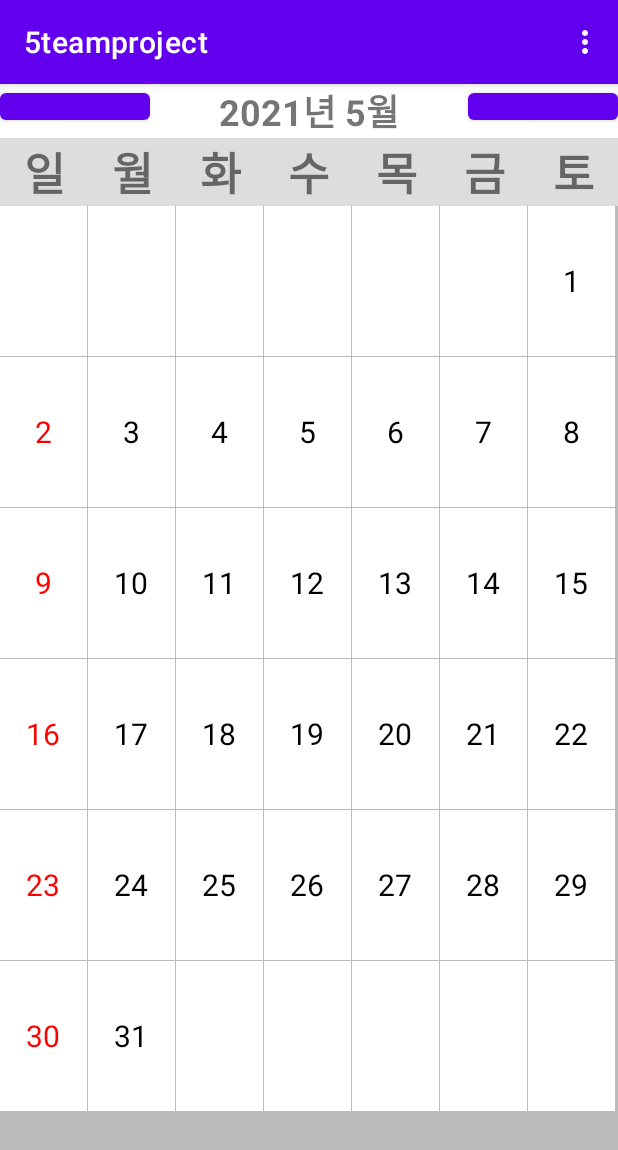
After one commit to leejunho0626/Team5, an Android app: the CalendarActivity screen opened directly, with no data from a screen before it, on a phone screen of 412 x 824 dp. The commit adds this screen. Shown: the top 1150 px of the screen. Run offline under Robolectric (Android 15) with nearby library versions, the phone set to English and light mode, and no system bars.

Commit message:
메인화면(달력),메뉴바,BGM기능 추가

```diff
--- a/5teamproject/app/build.gradle
+++ b/5teamproject/app/build.gradle
@@ -38,6 +38,8 @@ dependencies {
     implementation 'com.google.firebase:firebase-analytics'
     implementation 'com.google.firebase:firebase-database:19.2.1'
     implementation 'com.google.firebase:firebase-auth'
+    implementation 'com.squareup.picasso:picasso:2.71828'
+    implementation 'com.google.firebase:firebase-storage:20.0.0'
     testImplementation 'junit:junit:4.+'
     androidTestImplementation 'androidx.test.ext:junit:1.1.2'
     androidTestImplementation 'androidx.test.espresso:espresso-core:3.3.0'
--- /dev/null
+++ b/5teamproject/app/src/main/java/com/example/a5teamproject/CalendarActivity.java
@@ -0,0 +1,127 @@
+package com.example.a5teamproject;
+
+import android.content.DialogInterface;
+import android.content.Intent;
+import android.os.Bundle;
+import android.util.Log;
+import android.view.Menu;
+import android.view.MenuInflater;
+import android.view.MenuItem;
+import android.view.View;
+import android.widget.AdapterView;
+import android.widget.Button;
+import android.widget.GridView;
+import android.widget.ImageView;
+import android.widget.TextView;
+import android.widget.Toast;
+import androidx.appcompat.app.AlertDialog;
+import androidx.appcompat.app.AppCompatActivity;
+
+
+public class CalendarActivity extends AppCompatActivity {
+
+    GridView gridView;
+    TextView textView;
+    GridAdapter adt;
+
+    @Override
+    protected void onCreate(Bundle savedInstanceState) {
+        super.onCreate(savedInstanceState);
+        setContentView(R.layout.activity_calview);
+
+
+        gridView = findViewById(R.id.gridView); //그리드뷰 객체 참조
+        adt = new GridAdapter(this); //어댑터 객체 생성
+        gridView.setAdapter(adt); //그리드뷰에 어댑터 설정
+        textView = findViewById(R.id.monthText);
+        setMonthText();//년,월 표시
+
+        Button previous = findViewById(R.id.previous);
+        Button next = findViewById(R.id.next);
+
+        Button monthPrevious = findViewById(R.id.previous);
+        Button monthNext = findViewById(R.id.next);
+
+        // 뒤로가기 버튼
+        monthPrevious.setOnClickListener(new View.OnClickListener() {
+            @Override
+            public void onClick(View v) {
+                adt.setPreviousMonth();
+                adt.notifyDataSetChanged();
+                setMonthText();
+            }
+        });
+
+        // 앞으로 가기 버튼
+        monthNext.setOnClickListener(new View.OnClickListener() {
+            @Override
+            public void onClick(View v) {
+                adt.setNextMonth();
+                adt.notifyDataSetChanged();
+                setMonthText();
+            }
+        });
+        AlertDialog.Builder oDialog = new AlertDialog.Builder(this, android.R.style.Theme_DeviceDefault_Light_Dialog);
+        //날짜 선택
+        gridView.setOnItemClickListener(new AdapterView.OnItemClickListener() {
+            @Override
+            public void onItemClick(AdapterView<?> adapterView, View view, int i, long l) {
+                Toast.makeText(CalendarActivity.this,"클릭 성공", Toast.LENGTH_SHORT).show();
+                oDialog.setMessage("갤러리로 이동하시겠습니까?")
+                        .setTitle("사진 선택")
+                        .setPositiveButton("아니오", new DialogInterface.OnClickListener()
+                        {
+                            @Override
+                            public void onClick(DialogInterface dialog, int which)
+                            {
+                                Log.i("Dialog", "취소");
+                                Toast.makeText(getApplicationContext(), "취소", Toast.LENGTH_LONG).show();
+                            }
+                        })
+                        .setNeutralButton("예", new DialogInterface.OnClickListener()
+                        {
+                            public void onClick(DialogInterface dialog, int which)
+                            {
+                                Intent intent= new Intent(Intent.ACTION_PICK);
+                                intent.setType("image/*");
+                                startActivityForResult(intent,10);
+                            }
+                        })
+                        .setCancelable(false) // 백버튼으로 팝업창 종료 방지
+                        .show();
+            }
+        });
+
+    }
+
+    //메뉴바 설정
+    @Override
+    public boolean onCreateOptionsMenu(Menu menu) {
+        MenuInflater menuInflater = getMenuInflater();
+        menuInflater.inflate(R.menu.menu, menu);
+        return true;
+    }
+    @Override
+    public boolean onOptionsItemSelected(MenuItem item) {
+        switch (item.getItemId()) {
+            case R.id.favorites:
+                Toast.makeText(getApplicationContext(), "즐겨찾기 버튼 클릭됨", Toast.LENGTH_LONG).show();
+                return true;
+            case R.id.weather:
+                Toast.makeText(getApplicationContext(), "날씨 정보 버튼 클릭됨", Toast.LENGTH_LONG).show();
+                return true;
+            case R.id.bgm:
+                Toast.makeText(getApplicationContext(), "BGM 버튼 클릭됨", Toast.LENGTH_LONG).show();
+                Intent intent = new Intent(CalendarActivity.this, Bgm.class);
+                startActivity(intent);
+                return true;
+        }
+        return true;
+    }
+    //년,월 표시
+    public void setMonthText(){
+        int curYear = adt.getCurYear();
+        int curMonth = adt.getCurMonth();
+        textView.setText(curYear+"년 "+(curMonth+1)+"월");
+    }
+}
--- /dev/null
+++ b/5teamproject/app/src/main/java/com/example/a5teamproject/GridAdapter.java
@@ -0,0 +1,101 @@
+package com.example.a5teamproject;
+
+import android.content.Context;
+import android.graphics.Color;
+import android.view.View;
+import android.view.ViewGroup;
+import android.widget.BaseAdapter;
+import android.widget.GridView;
+import java.util.Calendar;
+
+public class GridAdapter extends BaseAdapter {
+    Calendar cal;
+    Context context;
+    GridItem[] items;
+    int curYear;
+    int curMonth;
+
+    GridAdapter(Context ct){
+        super();
+        context = ct;
+        init();
+    }
+
+    public void init(){
+        cal = Calendar.getInstance(); //Calendar 객체 가져오기
+        items = new GridItem[7*6]; //아이템 크기 결정
+
+        calculate();//날짜 계산해서 items[] 배열 값 설정
+    }
+
+    //날짜 계산 (외부코드 참고)
+    public void calculate(){
+        for(int i=0; i<items.length; i++){ //items[] 모든 값 0으로 초기화
+            items[i] = new GridItem(0);
+        }
+
+        cal.set(Calendar.DAY_OF_MONTH, 1); //1일로 설정
+
+        int startDay = cal.get(Calendar.DAY_OF_WEEK); //현재 달 1일의 요일 (1: 일요일,  7: 토요일)
+        int lastDay = cal.getActualMaximum(Calendar.DATE); //달의 마지막 날짜
+
+        int cnt = 1;
+        for(int i=startDay-1; i<startDay-1+lastDay; i++){ //1일의 요일에 따라 시작위치 다르고 마지막 날짜까지 값 지정
+            items[i] = new GridItem(cnt);
+            cnt++;
+        }
+
+        curYear = cal.get(Calendar.YEAR);
+        curMonth = cal.get(Calendar.MONTH);
+    }
+
+    public void setPreviousMonth(){ //한 달 앞으로 가고 다시 계산
+        cal.add(Calendar.MONTH, -1);
+        calculate();
+    }
+
+    public void setNextMonth(){
+        cal.add(Calendar.MONTH, 1); //한 달 뒤로가고 다시 계산
+        calculate();
+    }
+
+    @Override
+    public int getCount() {
+        return items.length;
+    }
+
+    @Override
+    public View getView(int position, View convertView, ViewGroup parent) {
+        GridItemView view = new GridItemView(context);
+        GridItem item = items[position];
+        view.setItem(item); //날짜 값이 0이면 ""으로, 아니면 날짜값으로 TextView의 Text 지정
+
+        if(position%7==0){ //일요일은 날짜 색 빨간색으로
+            view.setTextColor(Color.RED);
+        }
+
+        GridView.LayoutParams params = new GridView.LayoutParams( GridView.LayoutParams.MATCH_PARENT,150);
+        view.setLayoutParams(params);
+
+        return view;
+    }
+
+    @Override
+    public Object getItem(int position) {
+        return items[position];
+    }
+
+    @Override
+    public long getItemId(int position) {
+        return 0;
+    }
+
+    public int getCurYear(){
+        return curYear;
+    }
+
+    public int getCurMonth(){
+        return curMonth;
+    }
+
+}
--- /dev/null
+++ b/5teamproject/app/src/main/java/com/example/a5teamproject/GridItem.java
@@ -0,0 +1,17 @@
+package com.example.a5teamproject;
+
+public class GridItem {
+
+    private int day;
+
+
+    GridItem(int day){
+        this.day = day;
+    }
+
+    public int getDay(){
+        return day;
+    }
+
+
+}
--- /dev/null
+++ b/5teamproject/app/src/main/java/com/example/a5teamproject/GridItemView.java
@@ -0,0 +1,40 @@
+package com.example.a5teamproject;
+
+import android.content.Context;
+import android.graphics.Color;
+import android.view.Gravity;
+import android.view.LayoutInflater;
+import androidx.appcompat.widget.AppCompatTextView;
+
+public class GridItemView extends AppCompatTextView {
+
+    private GridItem item;
+
+    public GridItemView(Context context){
+        super(context);
+        init(context);
+    }
+
+    private void init(Context context){
+        LayoutInflater inflater = (LayoutInflater) context.getSystemService(Context.LAYOUT_INFLATER_SERVICE);
+        setBackgroundColor(Color.WHITE);
+    }
+
+    public GridItem getItem(){
+        return item;
+    }
+
+    public void setItem(GridItem item){
+        this.item = item;
+
+        int day = item.getDay();
+        if (day != 0) {
+            setText(String.valueOf(day));
+            setGravity(Gravity.CENTER);
+            setTextColor(Color.BLACK);
+            setTextSize(20);
+        }else{
+            setText("");
+        }
+    }
+}
--- a/5teamproject/app/src/main/java/com/example/a5teamproject/MainActivity.java
+++ b/5teamproject/app/src/main/java/com/example/a5teamproject/MainActivity.java
@@ -61,7 +61,7 @@ public class MainActivity extends AppCompatActivity {
                     public void onDataChange(@NonNull DataSnapshot snapshot) {
                         User user = snapshot.child(login_id.getText().toString()).getValue(User.class);
                         if(user.getPassword().equals(login_password.getText().toString())){
-                            Intent intent = new Intent(MainActivity.this, Calendar.class);
+                            Intent intent = new Intent(MainActivity.this, CalendarActivity.class);
                             Toast.makeText(MainActivity.this, "로그인을 성공했습니다.", Toast.LENGTH_SHORT).show();
                             startActivity(intent);
                         }else{
--- a/5teamproject/app/src/main/java/com/example/a5teamproject/User.java
+++ b/5teamproject/app/src/main/java/com/example/a5teamproject/User.java
@@ -21,6 +21,7 @@ public class User {
         this.name = name;
         this.birth = birth;
     }
+
     public String getID() {
         return id;
     }
--- /dev/null
+++ b/5teamproject/app/src/main/res/layout/activity_calview.xml
@@ -0,0 +1,124 @@
+<?xml version="1.0" encoding="utf-8"?>
+<LinearLayout
+    xmlns:android="http://schemas.android.com/apk/res/android"
+    xmlns:tools="http://schemas.android.com/tools"
+    android:layout_width="match_parent"
+    android:layout_height="match_parent"
+    android:orientation="vertical">
+
+    <RelativeLayout
+        android:layout_width="match_parent"
+        android:layout_height="wrap_content"
+        android:background="#ffffffff">
+
+        <Button
+            android:id="@+id/previous"
+            android:layout_width="100dp"
+            android:layout_height="30dp"
+            android:gravity="center_horizontal"
+            android:layout_alignParentLeft="true"/>
+
+
+        <TextView
+            android:id="@+id/monthText"
+            android:layout_width="200dp"
+            android:layout_height="wrap_content"
+            android:text="MonthView"
+            android:textSize="24dp"
+            android:textStyle="bold"
+            android:gravity="center_horizontal"
+            android:layout_centerInParent="true"/>
+
+        <Button
+            android:id="@+id/next"
+            android:layout_width="100dp"
+            android:layout_height="30dp"
+            android:gravity="center_horizontal"
+            android:layout_alignParentRight="true"/>
+
+    </RelativeLayout>
+
+    <LinearLayout
+        android:layout_width="match_parent"
+        android:layout_height="wrap_content"
+        android:orientation="horizontal"
+        android:background="#22000000">
+        <TextView
+            android:layout_width="0dp"
+            android:layout_height="wrap_content"
+            android:layout_weight="1"
+            android:text="일"
+            android:textSize="30dp"
+            android:textStyle="bold"
+            android:gravity="center_horizontal"/>
+
+        <TextView
+            android:layout_width="0dp"
+            android:layout_height="wrap_content"
+            android:layout_weight="1"
+            android:text="월"
+            android:textSize="30dp"
+            android:textStyle="bold"
+            android:gravity="center_horizontal"/>
+
+        <TextView
+            android:layout_width="0dp"
+            android:layout_height="wrap_content"
+            android:layout_weight="1"
+            android:text="화"
+            android:textSize="30dp"
+            android:textStyle="bold"
+            android:gravity="center_horizontal"/>
+
+        <TextView
+            android:layout_width="0dp"
+            android:layout_height="wrap_content"
+            android:layout_weight="1"
+            android:text="수"
+            android:textSize="30dp"
+            android:textStyle="bold"
+            android:gravity="center_horizontal"/>
+
+        <TextView
+            android:layout_width="0dp"
+            android:layout_height="wrap_content"
+            android:layout_weight="1"
+            android:text="목"
+            android:textSize="30dp"
+            android:textStyle="bold"
+            android:gravity="center_horizontal"/>
+
+        <TextView
+            android:layout_width="0dp"
+            android:layout_height="wrap_content"
+            android:layout_weight="1"
+            android:text="금"
+            android:textSize="30dp"
+            android:textStyle="bold"
+            android:gravity="center_horizontal"/>
+
+        <TextView
+            android:layout_width="0dp"
+            android:layout_height="wrap_content"
+            android:layout_weight="1"
+            android:text="토"
+            android:textSize="30dp"
+            android:textStyle="bold"
+            android:gravity="center_horizontal"/>
+    </LinearLayout>
+    <GridView
+        android:id="@+id/gridView"
+        android:layout_width="match_parent"
+        android:layout_height="match_parent"
+        android:numColumns="7"
+        android:stretchMode="columnWidth"
+        android:horizontalSpacing="1dp"
+        android:verticalSpacing="1dp"
+        android:background="#ffbbbbbb">
+
+
+    </GridView>
+
+
+
+</LinearLayout>
--- /dev/null
+++ b/5teamproject/app/src/main/res/menu/menu.xml
@@ -0,0 +1,17 @@
+<?xml version="1.0" encoding="utf-8"?>
+<menu xmlns:android="http://schemas.android.com/apk/res/android"
+    xmlns:app="http://schemas.android.com/apk/res-auto"
+    >
+    <item android:id="@+id/favorites"
+        android:title="즐겨찾기"
+        app:showAsAction="never"/>
+
+    <item android:id="@+id/weather"
+        android:title="날씨 정보"
+        app:showAsAction="never"/>
+
+    <item android:id="@+id/bgm"
+        android:title="BGM"
+        app:showAsAction="never"/>
+
+</menu>
--- a/5teamproject/app/src/main/res/values-night/themes.xml
+++ /dev/null
@@ -1,16 +0,0 @@
-<resources xmlns:tools="http://schemas.android.com/tools">
-    <!-- Base application theme. -->
-    <style name="Theme.5teamproject" parent="Theme.MaterialComponents.DayNight.DarkActionBar">
-        <!-- Primary brand color. -->
-        <item name="colorPrimary">@color/purple_200</item>
-        <item name="colorPrimaryVariant">@color/purple_700</item>
-        <item name="colorOnPrimary">@color/black</item>
-        <!-- Secondary brand color. -->
-        <item name="colorSecondary">@color/teal_200</item>
-        <item name="colorSecondaryVariant">@color/teal_200</item>
-        <item name="colorOnSecondary">@color/black</item>
-        <!-- Status bar color. -->
-        <item name="android:statusBarColor" tools:targetApi="l">?attr/colorPrimaryVariant</item>
-        <!-- Customize your theme here. -->
-    </style>
-</resources>
--- a/5teamproject/app/src/main/res/values/colors.xml
+++ b/5teamproject/app/src/main/res/values/colors.xml
@@ -7,4 +7,5 @@
     <color name="teal_700">#FF018786</color>
     <color name="black">#FF000000</color>
     <color name="white">#FFFFFFFF</color>
+
 </resources>
--- a/5teamproject/app/src/main/res/values/ids.xml
+++ b/5teamproject/app/src/main/res/values/ids.xml
@@ -9,4 +9,5 @@
     <item name="btn_register" type="id" />
     <item name="login_id" type="id" />
     <item name="login_password" type="id" />
+
 </resources>
```
Also changed, not shown: 5teamproject/app/src/main/AndroidManifest.xml (+7 -2 lines), 5teamproject/app/src/main/java/com/example/a5teamproject/Bgm.java (added, +59 -0 lines), 5teamproject/app/src/main/java/com/example/a5teamproject/Calendar.java (deleted, +0 -13 lines), 5teamproject/app/src/main/java/com/example/a5teamproject/Login.java (+24 -28 lines), 5teamproject/app/src/main/res/layout/activity_bgm.xml (added, +27 -0 lines), 5teamproject/app/src/main/res/layout/activity_choice.xml (renamed from 5teamproject/app/src/main/res/layout/activity_calendar.xml, +15 -3 lines), 1 other file.
